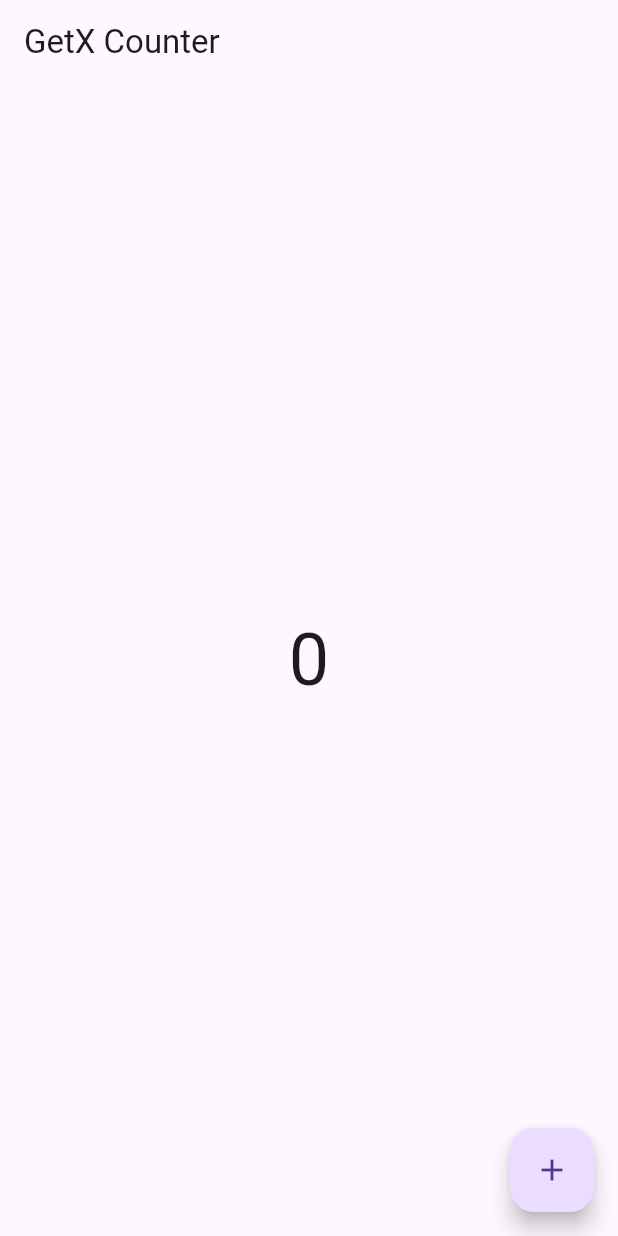
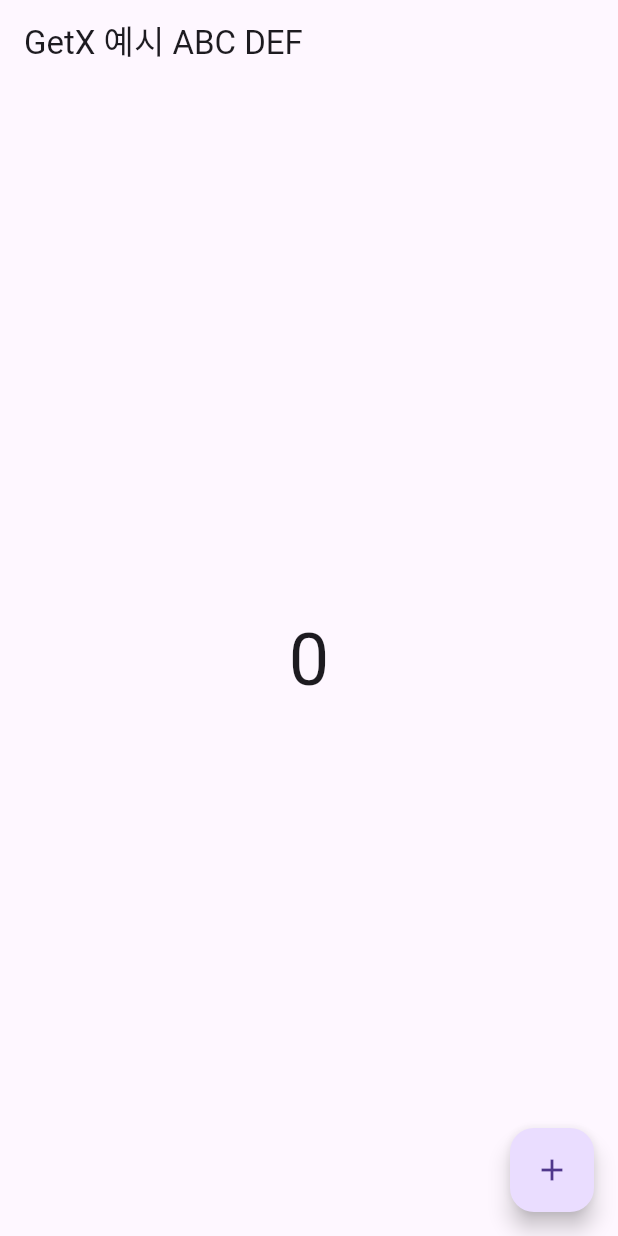
Before and after one commit to choiexe1/get_study, a Flutter app: the screen it shows after launch, on a phone screen of 412 x 824 dp. Run offline on Flutter 3.47's test engine with Material 3 defaults, Android fonts, the phone set to English and light mode, and no system bars; our stand-ins replace get.

Commit message:
국제화 테스트

```diff
--- /dev/null
+++ b/lib/config/translation/app_translation.dart
@@ -0,0 +1,9 @@
+import 'package:get/route_manager.dart';
+
+class AppTranslation extends Translations {
+  @override
+  Map<String, Map<String, String>> get keys => {
+    'ko': {'GetX Example': 'GetX 예시 %s %s'},
+    'en': {'GetX Example': 'GetX Example %s'},
+  };
+}
--- a/lib/features/home/presentation/controllers/counter_controller.dart
+++ b/lib/features/home/presentation/controllers/counter_controller.dart
@@ -1,8 +1,6 @@
 import 'package:get/get.dart';
 
 class CounterController extends GetxController {
-  CounterController();
-
   RxInt count = 0.obs;
 
   void increment() => count++;
--- a/lib/features/home/presentation/pages/home_page.dart
+++ b/lib/features/home/presentation/pages/home_page.dart
@@ -10,7 +10,7 @@ class HomePage extends StatelessWidget {
     final CounterController controller = Get.find<CounterController>();
 
     return Scaffold(
-      appBar: AppBar(title: Text('GetX Counter')),
+      appBar: AppBar(title: Text('GetX Example'.trArgs(['ABC', 'DEF']))),
       body: Center(
         child: Obx(
           () =>
--- a/lib/main.dart
+++ b/lib/main.dart
@@ -2,6 +2,7 @@ import 'package:flutter/material.dart';
 import 'package:get/get.dart';
 import 'package:get_study/config/routes/app_pages.dart';
 import 'package:get_study/config/routes/app_routes.dart';
+import 'package:get_study/config/translation/app_translation.dart';
 
 void main() {
   runApp(const MyApp());
@@ -12,6 +13,12 @@ class MyApp extends StatelessWidget {
 
   @override
   Widget build(BuildContext context) {
-    return GetMaterialApp(initialRoute: Routes.home, getPages: AppRoute.routes);
+    return GetMaterialApp(
+      initialRoute: Routes.home,
+      locale: Locale('ko'),
+      getPages: AppRoute.routes,
+      translations: AppTranslation(),
+      defaultTransition: Transition.cupertino,
+    );
   }
 }
```
